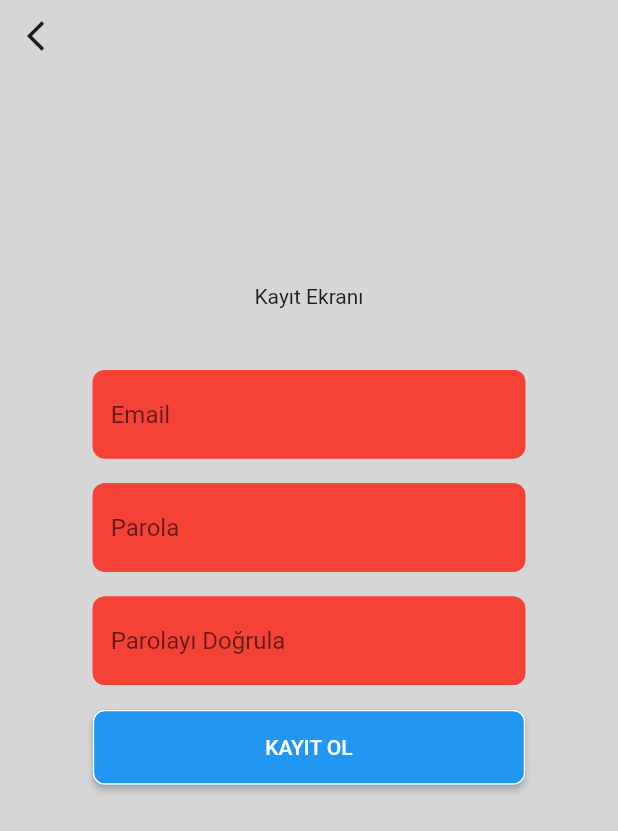
After one commit to nermindonat/TourGuideWithBeacon, a Flutter app: the screen it shows after launch, after a tap on "KAYIT OL", on a phone screen of 412 x 824 dp. The commit adds this screen. Shown: the top 831 px of the screen. Run offline on Flutter 3.47's test engine with Material 2 defaults, Android fonts, the phone set to English and light mode, and no system bars; our stand-ins replace cloud_firestore, firebase_core, flutter_blue; accounts and stored records are empty.

Commit message:
Register page and Select city page added

```diff
--- a/beacon/lib/login.dart
+++ b/beacon/lib/login.dart
@@ -1,7 +1,8 @@
 import 'dart:developer';
 
-import 'package:beacon/getUser.dart';
+import 'package:beacon/get-user.dart';
 import 'package:beacon/mediaquery.dart';
+import 'package:beacon/register.dart';
 import 'package:beacon/scan-beacon.dart';
 import 'package:flutter/material.dart';
 
@@ -40,6 +41,12 @@ class _LoginViewState extends State<LoginView> {
                 SizedBox(height: deviceHeight(context) * 0.02),
                 loginButton(context),
                 SizedBox(height: deviceHeight(context) * 0.02),
+                TextButton(onPressed: (){
+                  Navigator.push(
+                  context,
+                  MaterialPageRoute(builder: (context) => RegisterView()),
+                );
+                }, child: Text("KAYIT OL"))
               ],
             ),
           ),
@@ -60,10 +67,8 @@ class _LoginViewState extends State<LoginView> {
             onPressed: () async{
               if (
               await login(context,email.text,password.text)) {
-                  Navigator.push(
-    context,
-    MaterialPageRoute(builder: (context) => ScanBeacon()),
-  );
+                   Navigator.of(context).pushAndRemoveUntil(MaterialPageRoute(builder: (context) =>
+    ScanBeacon()), (Route<dynamic> route) => false);
 
               }
             },
--- /dev/null
+++ b/beacon/lib/register.dart
@@ -0,0 +1,156 @@
+import 'dart:developer';
+
+import 'package:beacon/get-user.dart';
+import 'package:beacon/mediaquery.dart';
+import 'package:beacon/scan-beacon.dart';
+import 'package:cloud_firestore/cloud_firestore.dart';
+import 'package:flutter/material.dart';
+
+class RegisterView extends StatefulWidget {
+  const RegisterView({Key key}) : super(key: key);
+
+  @override
+  _RegisterViewState createState() => _RegisterViewState();
+}
+
+class _RegisterViewState extends State<RegisterView> {
+  TextEditingController email = TextEditingController();
+  TextEditingController password = TextEditingController();
+  TextEditingController password2 = TextEditingController();
+  bool showPassword = true;
+  Future<bool> register(context,String email, String password,String password2) async {
+  var returned = false;
+  final firestoreInstance = FirebaseFirestore.instance;
+  var map = {
+            'email': email, // John Doe
+            'password': password,
+          };
+  if(password.isEmpty||password2.isEmpty||email.isEmpty){
+   ScaffoldMessenger.of(context).showSnackBar(SnackBar(content: Text("Lütfen Bütün Alanları Eksiksiz Doldurunuz")));
+  }
+  else if (password!= password2) {
+   ScaffoldMessenger.of(context).showSnackBar(SnackBar(content: Text("Şifreler uyumlu değil")));
+   returned = false;
+  }
+  else
+  {
+  var response = await firestoreInstance.collection("users").doc(email).get();
+  if (response.exists) {
+      ScaffoldMessenger.of(context).showSnackBar(SnackBar(content: Text("Kayıtlı kullanıcı")));
+      returned = false;
+  }else{
+  await firestoreInstance.collection("users").doc(email).set(map);
+      ScaffoldMessenger.of(context).showSnackBar(SnackBar(content: Text("Kayıt Başarılı")));
+      returned = true;
+  }
+  }
+  return returned;
+
+}
+  @override
+  Widget build(BuildContext context) {
+    return SafeArea(
+      child: Scaffold(
+        resizeToAvoidBottomInset: false,
+        body: Stack(
+          clipBehavior: Clip.hardEdge,
+          alignment: Alignment.topLeft,
+          children: [
+            Container(
+              width: deviceWidth(context),
+              height: deviceHeight(context),
+              color: Colors.grey[350],
+              child: Column(
+                children: [
+                  SizedBox(height: deviceHeight(context) * 0.18),
+                  SizedBox(height: deviceHeight(context) * 0.05),
+                  Text("Kayıt Ekranı",),
+                  SizedBox(height: deviceHeight(context) * 0.05),
+                  formFieldArea(context, false, "Email", email, false),
+                  SizedBox(height: deviceHeight(context) * 0.02),
+                  formFieldArea(context, true, "Parola", password, true),
+                  SizedBox(height: deviceHeight(context) * 0.02),
+                  formFieldArea(context, true, "Parolayı Doğrula", password2, true),
+                  SizedBox(height: deviceHeight(context) * 0.02),
+                  registerButton(context),
+                  SizedBox(height: deviceHeight(context) * 0.02),
+                ],
+              ),
+            ),
+            IconButton(onPressed: (){Navigator.pop(context);}, icon: Icon(Icons.arrow_back_ios_sharp))
+          ],
+        ),
+      ),
+    );
+  }
+
+  Widget registerButton(BuildContext context) {
+    return SizedBox(
+        width: deviceWidth(context) * 0.7,
+        child: ElevatedButton(
+            style: ElevatedButton.styleFrom(
+                side: BorderSide(color: Colors.white),
+                shape: RoundedRectangleBorder(borderRadius: new BorderRadius.circular(8)),
+                primary: Colors.blue,
+                fixedSize: Size.fromHeight(50)),
+            onPressed: () async{
+              if (
+              await register(context,email.text,password.text,password2.text)) {
+                   Navigator.of(context).pushAndRemoveUntil(MaterialPageRoute(builder: (context) =>
+    ScanBeacon()), (Route<dynamic> route) => false);
+
+              }
+            },
+            child: Text("KAYIT OL",
+            )));
+  }
+
+  Widget formFieldArea(
+      BuildContext context, bool isSuffixOpen, String hintText, TextEditingController controller, bool obscureOpen) {
+    return Stack(
+      alignment: Alignment.centerRight,
+      children: <Widget>[
+        Container(
+          width: deviceWidth(context) * 0.7,
+          child: TextFormField(
+            obscureText: obscureOpen == false ? false : showPassword,
+            cursorColor: Colors.white,
+            style: TextStyle(color: Colors.white),
+            decoration: InputDecoration(
+              hintText: hintText,
+              filled: true,
+              fillColor: Colors.red,
+              enabledBorder: outlineInputBorder(),
+              disabledBorder: outlineInputBorder(),
+              border: outlineInputBorder(),
+              focusedBorder: outlineInputBorder(),
+            ),
+            controller: controller,
+          ),
+        ),
+
+      ],
+    );
+  }
+
+  OutlineInputBorder outlineInputBorder() {
+    return OutlineInputBorder(
+      borderSide:  BorderSide(color: Colors.red, width: 1),
+      borderRadius: BorderRadius.circular(8.0),
+    );
+  }
+
+  GestureDetector openPasswordIcon(String iconPath) {
+    return GestureDetector(
+      onTap: () {
+        showPassword = !showPassword;
+        setState(() {});
+      },
+      child: Container(
+        margin: EdgeInsets.only(right: 8),
+        padding: const EdgeInsets.all(8.0),
+
+      ),
+    );
+  }
+}
```
Also changed, not shown: beacon/lib/main.dart (+12 -5 lines), beacon/lib/scan-beacon.dart (+31 -28 lines), beacon/lib/select-city.dart (added, +57 -0 lines), beacon/lib/description-list.dart (renamed from beacon/lib/descriptionList.dart), beacon/lib/get-description.dart (renamed from beacon/lib/getDescription.dart), beacon/lib/get-user.dart (renamed from beacon/lib/getUser.dart), beacon/lib/scan-beacon-fun.dart (renamed from beacon/lib/scanbeacon.dart).
